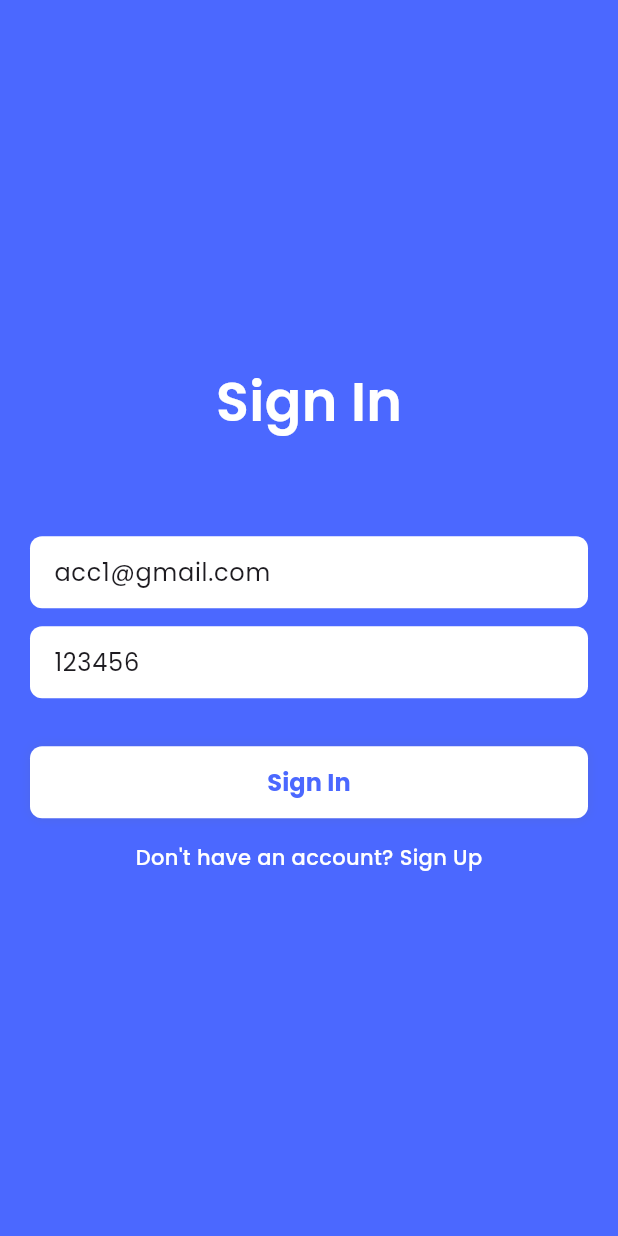
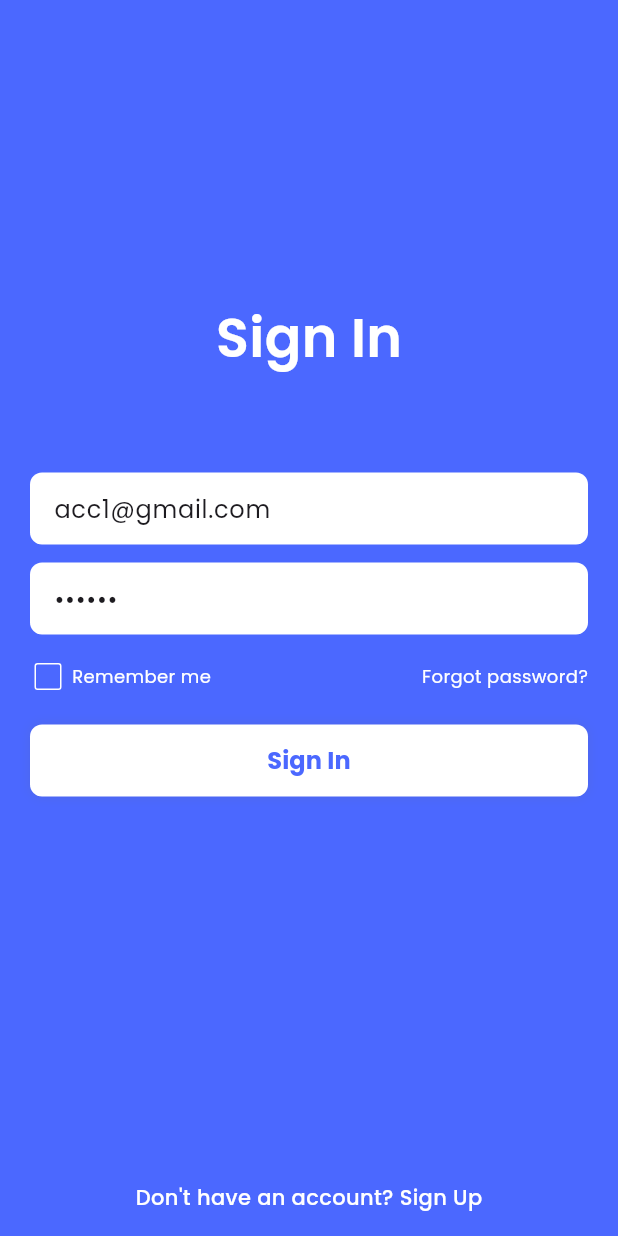
Before and after one commit to Manh-Dung/ChatApp, a Flutter app: the screen it shows after launch, on a phone screen of 412 x 824 dp. Run offline on Flutter 3.47's test engine with Material 3 defaults, Android fonts, the phone set to English and light mode, and no system bars; our stand-ins replace bloc, cached_network_image, cloud_firestore, dash_chat_2, dio, equatable and 15 more; missing offline and left inert: global_configuration, torch_controller; accounts and stored records are empty; project files that could hold a hidden picture were left out.

Commit message:
- add ui in sign in page

```diff
--- a/lib/repositories/auth_repository.dart
+++ b/lib/repositories/auth_repository.dart
@@ -18,6 +18,10 @@ abstract class AuthRepository {
   Future<String?> getToken();
 
   Future<void> saveToken(String? token);
+
+  Future<void> savePassword(String? email, String? password);
+
+  Future<void> removePassword();
 
   Future<void> removeToken();
 
@@ -131,4 +135,18 @@ class AuthRepositoryImpl extends AuthRepository {
       throw (e);
     }
   }
+
+  @override
+  Future<void> savePassword(String? email, String? password) async {
+    final preferences = await Preferences.getInstance();
+    preferences.setValue(AppConfig.EMAIL_KEY, email);
+    preferences.setValue(AppConfig.PASSWORD, password);
+  }
+
+  @override
+  Future<void> removePassword() async {
+    final preferences = await Preferences.getInstance();
+    preferences.removeValue(AppConfig.EMAIL_KEY);
+    preferences.removeValue(AppConfig.PASSWORD);
+  }
 }
--- a/lib/ui/pages/home/tabs/list_user_tab/list_user_state.dart
+++ b/lib/ui/pages/home/tabs/list_user_tab/list_user_state.dart
@@ -15,7 +15,9 @@ final class ListUserLoading extends ListUserState {
 }
 
 final class ListUserSuccess extends ListUserState {
-  ListUserSuccess();
+  final List<UserModel>? currentUser;
+
+  ListUserSuccess({this.currentUser});
 
   @override
   List<Object> get props => [];
--- a/lib/ui/pages/sign_in/sign_in_page.dart
+++ b/lib/ui/pages/sign_in/sign_in_page.dart
@@ -29,7 +29,6 @@ class _SignInPageState extends State<SignInPage> {
       if (state.signInStatus == SignInStatus.FAILURE) {
         _showMessage('Login failure');
       } else if (state.signInStatus == SignInStatus.SUCCESS) {
-        // Navigator.pop(context);
         Navigator.pushReplacementNamed(context, Routers.home);
       } else if (state.signInStatus == SignInStatus.USERNAME_PASSWORD_INVALID) {
         _showMessage('Wrong Username or Password');
@@ -55,6 +54,7 @@ class _SignInPageState extends State<SignInPage> {
     return Column(
       mainAxisAlignment: MainAxisAlignment.center,
       children: [
+        const SizedBox(height: 200),
         Text(
           S.of(context).sign_in,
           style: TextStyle(
@@ -71,7 +71,7 @@ class _SignInPageState extends State<SignInPage> {
             controller: _usernameController,
             keyboardType: TextInputType.emailAddress,
             decoration: InputDecoration(
-              hintText: 'Username',
+              hintText: "Email",
               hintStyle: AppTextStyle.poppins16Medium
                   .copyWith(color: AppColors.textGray),
               contentPadding: EdgeInsets.symmetric(horizontal: 12, vertical: 0),
@@ -82,15 +82,16 @@ class _SignInPageState extends State<SignInPage> {
             borderRadius: BorderRadius.circular(8),
           ),
         ),
-        SizedBox(height: 12),
+        const SizedBox(height: 12),
         Container(
           height: 48,
           margin: EdgeInsets.symmetric(horizontal: 20),
           child: TextFormField(
             controller: _passwordController,
             keyboardType: TextInputType.emailAddress,
+            obscureText: true,
             decoration: InputDecoration(
-              hintText: 'Password',
+              hintText: S.of(context).password,
               hintStyle: AppTextStyle.poppins16Medium
                   .copyWith(color: AppColors.textGray),
               contentPadding: EdgeInsets.symmetric(horizontal: 12, vertical: 0),
@@ -101,9 +102,70 @@ class _SignInPageState extends State<SignInPage> {
             borderRadius: BorderRadius.circular(8),
           ),
         ),
-        SizedBox(height: 32),
+        const SizedBox(height: 16),
+        Container(
+          margin: EdgeInsets.symmetric(horizontal: 20),
+          child: Row(
+            children: [
+              BlocBuilder<SignInCubit, SignInState>(
+                buildWhen: (prev, cur) {
+                  return prev.checkBoxStatus != cur.checkBoxStatus;
+                },
+                builder: (context, state) {
+                  return InkWell(
+                    child: Row(
+                      children: [
+                        Checkbox(
+                          value: checkBoxValue(state),
+                          onChanged: (value) {
+                            _cubit.checkBox(value);
+                          },
+                          materialTapTargetSize:
+                              MaterialTapTargetSize.shrinkWrap,
+                          visualDensity:
+                              VisualDensity(horizontal: -4, vertical: -4),
+                          activeColor: Colors.white,
+                          checkColor: AppColors.primary,
+                          side: MaterialStateBorderSide.resolveWith(
+                            (Set<MaterialState> states) {
+                              if (states.contains(MaterialState.selected)) {
+                                return BorderSide(
+                                    color: AppColors.white, width: 1.0);
+                              }
+                              return BorderSide(color: Colors.white, width: 1.0);
+                            },
+                          ),
+                        ),
+                        const SizedBox(width: 4),
+                        Text("Remember me",
+                            style: TextStyle(
+                              color: Colors.white,
+                              fontSize: 12,
+                              fontWeight: FontWeight.w400,
+                            )),
+                      ],
+                    ),
+                  );
+                },
+              ),
+              Spacer(),
+              InkWell(
+                onTap: () {
+                  Navigator.pushNamed(context, Routers.forgotPassword);
+                },
+                child: Text("Forgot password?",
+                    style: TextStyle(
+                      color: Colors.white,
+                      fontSize: 12,
+                      fontWeight: FontWeight.w400,
+                    )),
+              ),
+            ],
+          ),
+        ),
+        SizedBox(height: 20),
         _buildSignButton(),
-        const SizedBox(height: 16),
+        Spacer(),
         InkWell(
           onTap: () {
             Navigator.pushNamed(context, Routers.signUp);
@@ -112,6 +174,7 @@ class _SignInPageState extends State<SignInPage> {
               style: AppTextStyle.poppins14Medium
                   .copyWith(color: AppColors.white)),
         ),
+        const SizedBox(height: 16),
       ],
     );
   }
@@ -156,4 +219,11 @@ class _SignInPageState extends State<SignInPage> {
     ScaffoldMessenger.of(context).removeCurrentSnackBar();
     ScaffoldMessenger.of(context).showSnackBar(snackBar);
   }
+
+  bool checkBoxValue(SignInState state) {
+    if (state.checkBoxStatus == CheckBoxStatus.UNCHECKED)
+      return false;
+    else
+      return true;
+  }
 }
--- a/lib/ui/pages/sign_in/sign_in_state.dart
+++ b/lib/ui/pages/sign_in/sign_in_state.dart
@@ -5,31 +5,37 @@ enum SignInStatus {
   LOADING,
   SUCCESS,
   FAILURE,
-  USERNAME_PASSWORD_INVALID,
+  USERNAME_PASSWORD_INVALID
 }
+
+enum CheckBoxStatus { UNCHECKED, CHECKED }
 
 class SignInState extends Equatable {
   String? token;
   SignInStatus? signInStatus;
+  CheckBoxStatus? checkBoxStatus;
 
   SignInState({
     this.token,
     this.signInStatus = SignInStatus.INITIAL,
+    this.checkBoxStatus = CheckBoxStatus.UNCHECKED,
   });
 
   SignInState copyWith({
     String? token,
     SignInStatus? signInStatus,
+    CheckBoxStatus? checkBoxStatus,
   }) {
     return SignInState(
-      token: token ?? this.token,
-      signInStatus: signInStatus ?? this.signInStatus,
-    );
+        token: token ?? this.token,
+        signInStatus: signInStatus ?? this.signInStatus,
+        checkBoxStatus: checkBoxStatus ?? this.checkBoxStatus);
   }
 
   @override
   List<Object> get props => [
-    token ?? "",
-    signInStatus ?? SignInStatus.INITIAL
-  ];
+        token ?? "",
+        signInStatus ?? SignInStatus.INITIAL,
+        checkBoxStatus ?? CheckBoxStatus.UNCHECKED
+      ];
 }
```
Also changed, not shown: lib/ui/pages/forgot_password/forgot_password_page.dart (+56 -10 lines), lib/ui/pages/home/tabs/list_user_tab/list_user_cubit.dart (+6 -2 lines), lib/ui/pages/sign_in/sign_in_cubit.dart (+20 -1 lines), lib/ui/pages/sign_up/sign_up_page.dart (+8 -5 lines), 1 other file.
